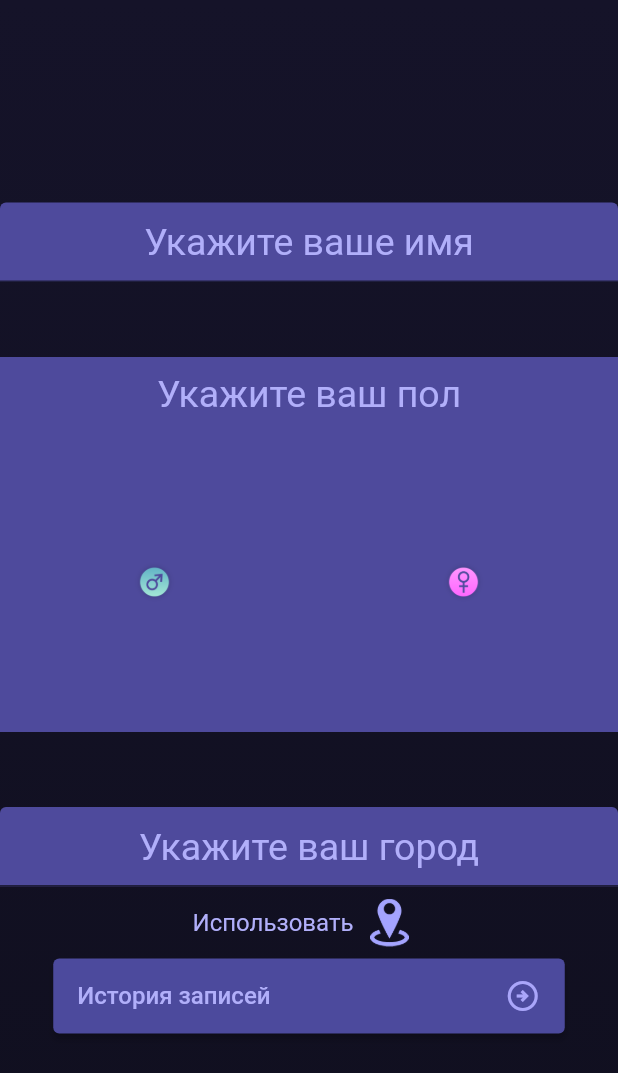
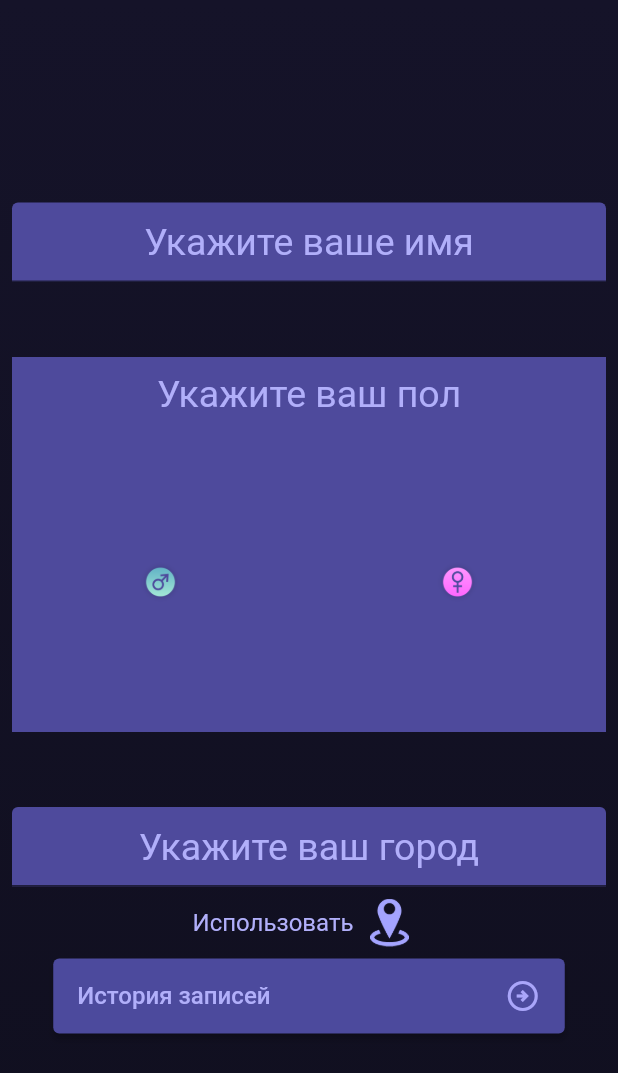
Before and after one commit to serj096/mommy_FL, a Flutter app: the screen it shows after launch, on a phone screen of 412 x 824 dp. Shown: the top 1073 px of the screen. Run offline on Flutter 3.47's test engine with Material 2 defaults, Android fonts, the light colour scheme and no system bars; our stand-ins replace flutter_map; missing offline and left inert: open_street_map_search_and_pick.

Commit message:
yourName

```diff
--- a/lib/pages/YourName.dart
+++ b/lib/pages/YourName.dart
@@ -30,21 +30,26 @@ class _YourName extends State<YourName> {
           mainAxisAlignment: MainAxisAlignment.center,
 
         children: [
+          Padding(padding: const EdgeInsets.only(left:8.0,right: 8.0),
+          child:
           TextField(decoration: InputDecoration(
           hintText: 'Укажите ваше имя',
             hintStyle: Styles.text.AllocationText,
             fillColor: AppTheme.colors.blueButtoncolor,
             filled: true
-          ),keyboardType: TextInputType.name,textAlign: TextAlign.center),
+          ),keyboardType: TextInputType.name,textAlign: TextAlign.center)),
           const SizedBox(height: 50),
+        Padding(padding: EdgeInsets.only(left: 8.0,right: 8.0),
+            child:
         Container(
           height: 50,
           width: 500,
           color: AppTheme.colors.blueButtoncolor,
           child:Center(
             child:
-          Text('Укажите ваш пол',style: Styles.text.AllocationText,))),
-
+          Text('Укажите ваш пол',style: Styles.text.AllocationText,)))),
+        Padding(padding:EdgeInsets.only(left: 8.0,right: 8.0),
+    child:
     Container(
       height: 200,
       color: AppTheme.colors.blueButtoncolor,
@@ -56,15 +61,17 @@ class _YourName extends State<YourName> {
               child: IconButton(onPressed: (){}, icon: Image.asset("assets/icons/manIcon.png"),isSelected: false,)),
             Expanded(child: IconButton(onPressed: (){}, icon: Image.asset("assets/icons/womanIcon.png"), isSelected: true,))
 
-          ],),),
+          ]))),
           const SizedBox(height: 50,),
+      Padding(padding:EdgeInsets.only(left: 8.0,right: 8.0),
+          child:
           TextField(decoration: InputDecoration(
 
               hintText: 'Укажите ваш город',
               hintStyle: Styles.text.AllocationText,
               fillColor: AppTheme.colors.blueButtoncolor,
               filled: true
-          ), keyboardType: TextInputType.name,textAlign: TextAlign.center),
+          ), keyboardType: TextInputType.name,textAlign: TextAlign.center)),
           Row(
             mainAxisAlignment: MainAxisAlignment.center,
             children: [
```
